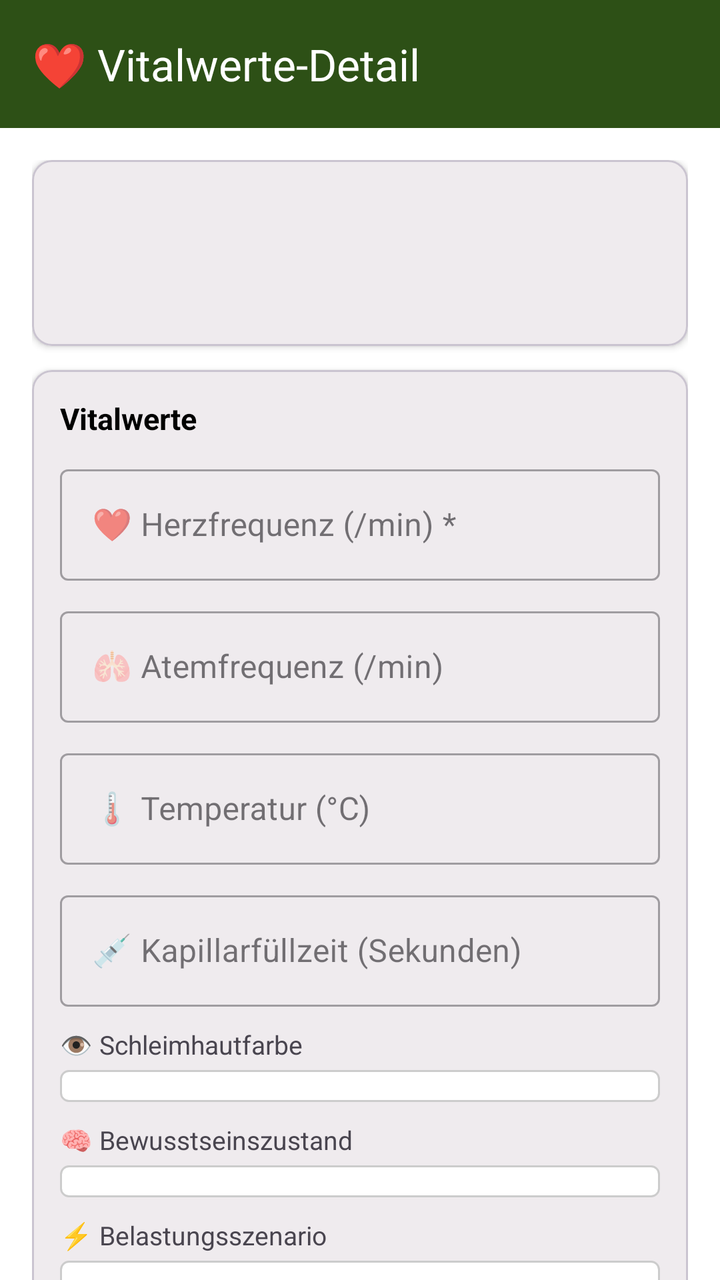
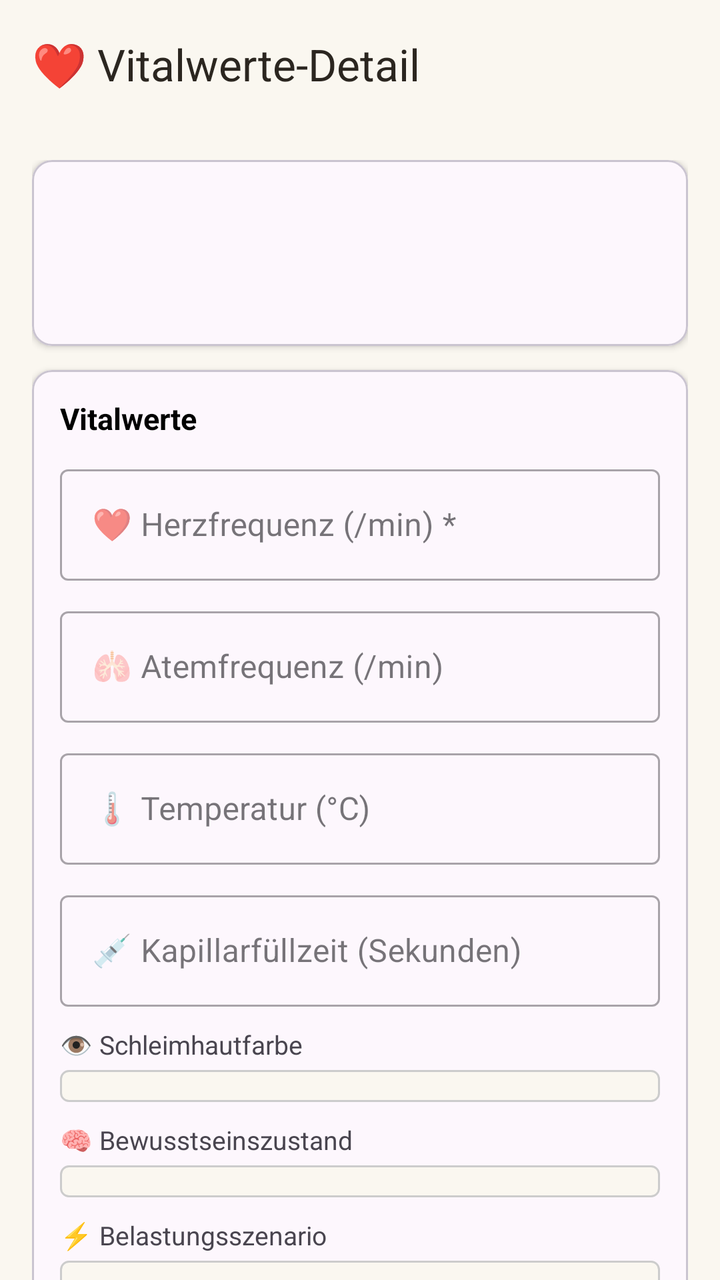

Two renders of the same Android screen: before a commit and after it. Below are the layout's source before the change and the commit's diff.
<!-- AndroidManifest.xml: activity theme Theme.HundeWildnis -->
<!-- res/layout/activity_vital_detail.xml -->
<?xml version="1.0" encoding="utf-8"?>
<androidx.coordinatorlayout.widget.CoordinatorLayout
    xmlns:android="http://schemas.android.com/apk/res/android"
    xmlns:app="http://schemas.android.com/apk/res-auto"
    android:layout_width="match_parent"
    android:layout_height="match_parent"
    android:background="?android:attr/colorBackground">

    <com.google.android.material.appbar.AppBarLayout
        android:id="@+id/appbar"
        android:layout_width="match_parent"
        android:layout_height="wrap_content"
        android:fitsSystemWindows="false">
        <androidx.appcompat.widget.Toolbar
            android:id="@+id/toolbar"
            android:layout_width="match_parent"
            android:layout_height="?attr/actionBarSize"
            android:background="#2d5016"
            app:titleTextColor="#FFFFFF"
            app:title="❤️ Vitalwerte-Detail" />
    </com.google.android.material.appbar.AppBarLayout>

    <androidx.core.widget.NestedScrollView
        android:layout_width="match_parent"
        android:layout_height="match_parent"
        app:layout_behavior="@string/appbar_scrolling_view_behavior">

        <LinearLayout
            android:layout_width="match_parent"
            android:layout_height="wrap_content"
            android:orientation="vertical"
            android:padding="16dp">

            
            <com.google.android.material.card.MaterialCardView
                android:layout_width="match_parent"
                android:layout_height="wrap_content"
                android:layout_marginBottom="12dp"
                app:cardCornerRadius="10dp"
                app:cardElevation="2dp">

                <LinearLayout
                    android:layout_width="match_parent"
                    android:layout_height="wrap_content"
                    android:orientation="vertical"
                    android:padding="14dp">

                    <TextView
                        android:id="@+id/tvDetailDog"
                        android:layout_width="match_parent"
                        android:layout_height="wrap_content"
                        android:textSize="16sp"
                        android:textStyle="bold"
                        android:textColor="?android:attr/textColorPrimary"
                        android:layout_marginBottom="4dp" />

                    <TextView
                        android:id="@+id/tvDetailDate"
                        android:layout_width="match_parent"
                        android:layout_height="wrap_content"
                        android:textSize="13sp"
                        android:textColor="?android:attr/textColorSecondary"
                        android:layout_marginBottom="4dp" />

                    <TextView
                        android:id="@+id/tvDetailScenario"
                        android:layout_width="match_parent"
                        android:layout_height="wrap_content"
                        android:textSize="13sp"
                        android:textColor="?android:attr/textColorSecondary" />

                </LinearLayout>
            </com.google.android.material.card.MaterialCardView>

            
            <com.google.android.material.card.MaterialCardView
                android:layout_width="match_parent"
                android:layout_height="wrap_content"
                android:layout_marginBottom="12dp"
                app:cardCornerRadius="10dp"
                app:cardElevation="2dp">

                <LinearLayout
                    android:layout_width="match_parent"
                    android:layout_height="wrap_content"
                    android:orientation="vertical"
                    android:padding="14dp">

                    <TextView
                        android:layout_width="match_parent"
                        android:layout_height="wrap_content"
                        android:text="Vitalwerte"
                        android:textSize="15sp"
                        android:textStyle="bold"
                        android:textColor="?android:attr/textColorPrimary"
                        android:layout_marginBottom="10dp" />

                    
                    <com.google.android.material.textfield.TextInputLayout
                        android:layout_width="match_parent"
                        android:layout_height="wrap_content"
                        android:hint="❤️ Herzfrequenz (/min) *"
                        style="@style/Widget.MaterialComponents.TextInputLayout.OutlinedBox"
                        android:layout_marginBottom="10dp">
                        <com.google.android.material.textfield.TextInputEditText
                            android:id="@+id/etDetailPulse"
                            android:layout_width="match_parent"
                            android:layout_height="wrap_content"
                            android:inputType="number"
                            android:maxLength="3" />
                    </com.google.android.material.textfield.TextInputLayout>

                    
                    <com.google.android.material.textfield.TextInputLayout
                        android:layout_width="match_parent"
                        android:layout_height="wrap_content"
                        android:hint="🫁 Atemfrequenz (/min)"
                        style="@style/Widget.MaterialComponents.TextInputLayout.OutlinedBox"
                        android:layout_marginBottom="10dp">
                        <com.google.android.material.textfield.TextInputEditText
                            android:id="@+id/etDetailResp"
                            android:layout_width="match_parent"
                            android:layout_height="wrap_content"
                            android:inputType="number"
                            android:maxLength="3" />
                    </com.google.android.material.textfield.TextInputLayout>

                    
                    <com.google.android.material.textfield.TextInputLayout
                        android:layout_width="match_parent"
                        android:layout_height="wrap_content"
                        android:hint="🌡️ Temperatur (°C)"
                        style="@style/Widget.MaterialComponents.TextInputLayout.OutlinedBox"
                        app:suffixText="°C"
                        android:layout_marginBottom="10dp">
                        <com.google.android.material.textfield.TextInputEditText
                            android:id="@+id/etDetailTemp"
                            android:layout_width="match_parent"
                            android:layout_height="wrap_content"
                            android:inputType="numberDecimal"
                            android:maxLength="4" />
                    </com.google.android.material.textfield.TextInputLayout>

                    
                    <com.google.android.material.textfield.TextInputLayout
                        android:layout_width="match_parent"
                        android:layout_height="wrap_content"
                        android:hint="💉 Kapillarfüllzeit (Sekunden)"
                        style="@style/Widget.MaterialComponents.TextInputLayout.OutlinedBox"
                        android:layout_marginBottom="10dp">
                        <com.google.android.material.textfield.TextInputEditText
                            android:id="@+id/etDetailCrt"
                            android:layout_width="match_parent"
                            android:layout_height="wrap_content"
                            android:inputType="number"
                            android:maxLength="1" />
                    </com.google.android.material.textfield.TextInputLayout>

                    
                    <TextView
                        android:layout_width="match_parent"
                        android:layout_height="wrap_content"
                        android:text="👁️ Schleimhautfarbe"
                        android:textSize="13sp"
                        android:textColor="?android:attr/textColorSecondary"
                        android:layout_marginBottom="4dp" />

                    <Spinner
                        android:id="@+id/spinnerDetailMucous"
                        android:layout_width="match_parent"
                        android:layout_height="wrap_content"
                        android:background="@drawable/spinner_background"
                        android:layout_marginBottom="10dp" />

                    
                    <TextView
                        android:layout_width="match_parent"
                        android:layout_height="wrap_content"
                        android:text="🧠 Bewusstseinszustand"
                        android:textSize="13sp"
                        android:textColor="?android:attr/textColorSecondary"
                        android:layout_marginBottom="4dp" />

                    <Spinner
                        android:id="@+id/spinnerDetailConsciousness"
                        android:layout_width="match_parent"
                        android:layout_height="wrap_content"
                        android:background="@drawable/spinner_background"
                        android:layout_marginBottom="10dp" />

                    
                    <TextView
                        android:layout_width="match_parent"
                        android:layout_height="wrap_content"
                        android:text="⚡ Belastungsszenario"
                        android:textSize="13sp"
                        android:textColor="?android:attr/textColorSecondary"
                        android:layout_marginBottom="4dp" />

                    <Spinner
                        android:id="@+id/spinnerDetailLoad"
                        android:layout_width="match_parent"
                        android:layout_height="wrap_content"
                        android:background="@drawable/spinner_background"
                        android:layout_marginBottom="10dp" />

                </LinearLayout>
            </com.google.android.material.card.MaterialCardView>

            
            <com.google.android.material.card.MaterialCardView
                android:layout_width="match_parent"
                android:layout_height="wrap_content"
                android:layout_marginBottom="12dp"
                app:cardCornerRadius="10dp"
                app:cardElevation="2dp">

                <LinearLayout
                    android:layout_width="match_parent"
                    android:layout_height="wrap_content"
                    android:orientation="vertical"
                    android:padding="14dp">

                    <TextView
                        android:layout_width="match_parent"
                        android:layout_height="wrap_content"
                        android:text="📝 Notizen"
                        android:textSize="15sp"
                        android:textStyle="bold"
                        android:textColor="?android:attr/textColorPrimary"
                        android:layout_marginBottom="8dp" />

                    <com.google.android.material.textfield.TextInputLayout
                        android:layout_width="match_parent"
                        android:layout_height="wrap_content"
                        android:hint="Beobachtungen und Kontext"
                        style="@style/Widget.MaterialComponents.TextInputLayout.OutlinedBox">
                        <com.google.android.material.textfield.TextInputEditText
                            android:id="@+id/etDetailNotes"
                            android:layout_width="match_parent"
                            android:layout_height="wrap_content"
                            android:inputType="textMultiLine"
                            android:minLines="3"
                            android:maxLines="6"
                            android:gravity="top" />
                    </com.google.android.material.textfield.TextInputLayout>

                </LinearLayout>
            </com.google.android.material.card.MaterialCardView>

            
            <com.google.android.material.button.MaterialButton
                android:id="@+id/btnDetailSave"
                android:layout_width="match_parent"
                android:layout_height="wrap_content"
                android:minHeight="52dp"
                android:text="💾 Änderungen speichern"
                android:textSize="15sp"
                android:textColor="#FFFFFF"
                app:backgroundTint="#2d5016"
                app:cornerRadius="10dp"
                android:layout_marginBottom="8dp" />

            <com.google.android.material.button.MaterialButton
                android:id="@+id/btnDetailShare"
                android:layout_width="match_parent"
                android:layout_height="wrap_content"
                android:minHeight="48dp"
                android:text="📤 Messung teilen"
                android:textSize="14sp"
                android:textColor="#2d5016"
                style="@style/Widget.MaterialComponents.Button.OutlinedButton"
                app:strokeColor="#2d5016"
                app:cornerRadius="10dp"
                android:layout_marginBottom="8dp" />

            <com.google.android.material.button.MaterialButton
                android:id="@+id/btnDetailSharePdf"
                android:layout_width="match_parent"
                android:layout_height="wrap_content"
                android:minHeight="48dp"
                android:text="📄 Als Text teilen"
                android:textSize="14sp"
                android:textColor="#2d5016"
                style="@style/Widget.MaterialComponents.Button.OutlinedButton"
                app:strokeColor="#2d5016"
                app:cornerRadius="10dp"
                android:layout_marginBottom="16dp" />

        </LinearLayout>
    </androidx.core.widget.NestedScrollView>

</androidx.coordinatorlayout.widget.CoordinatorLayout>
<!-- resources referenced by this layout -->
<resources>
  <style name="Theme.HundeWildnis" parent="Base.Theme.HundeWildnis" />
  <style name="Base.Theme.HundeWildnis" parent="Theme.Material3.Light.NoActionBar">
          
          <item name="materialButtonStyle">@style/Widget.App.Button</item>
  
          <item name="colorPrimary">#2d5016</item>
          <item name="colorPrimaryVariant">#1a3009</item>
          <item name="colorOnPrimary">#FFFFFF</item>
          <item name="colorSecondary">#6b8e4e</item>
          <item name="colorSecondaryVariant">#4a6135</item>
          <item name="colorOnSecondary">#000000</item>
          <item name="android:statusBarColor">@android:color/transparent</item>
          <item name="android:navigationBarColor">@android:color/transparent</item>
          <item name="android:windowDrawsSystemBarBackgrounds">true</item>
          <item name="android:windowLightStatusBar">true</item>
          <item name="android:windowLightNavigationBar" tools:targetApi="27">true</item>
          <item name="android:enforceNavigationBarContrast" tools:targetApi="q">false</item>
          <item name="android:enforceStatusBarContrast" tools:targetApi="q">false</item>
  
          
          <item name="colorAccent">#2d5016</item>
          <item name="android:textColorPrimary">#000000</item>
  
          
          <item name="materialAlertDialogTheme">@style/AlertDialogTheme</item>
          <item name="alertDialogTheme">@style/AlertDialogTheme</item>
  
          
          <item name="actionMenuTextColor">#FFFFFF</item>
          <item name="actionOverflowButtonStyle">@style/Widget.App.Overflow</item>
  
          
          <item name="android:windowBackground">#FFFFFF</item>
          <item name="android:colorBackground">#FFFFFF</item>
      </style>
  <style name="Widget.App.Overflow" parent="Widget.AppCompat.ActionButton.Overflow">
          <item name="android:src">@drawable/ic_menu_hamburger</item>
      </style>
  <dimen name="text_button_large">20sp</dimen>
  <style name="DialogButtonStyle.Light" parent="Widget.Material3.Button.TextButton.Dialog">
          
          <item name="android:textColor">#2d5016</item>
  
          
          <item name="android:textSize">13sp</item>
          <item name="android:textAllCaps">false</item>
          <item name="android:maxLines">2</item>
          <item name="android:singleLine">false</item>
          <item name="android:ellipsize">none</item>
          <item name="autoSizeTextType">uniform</item>
          <item name="autoSizeMinTextSize">10sp</item>
          <item name="autoSizeMaxTextSize">16sp</item>
  
          
          <item name="android:paddingStart">2dp</item>
          <item name="android:paddingEnd">2dp</item>
          <item name="android:minWidth">0dp</item>
          <item name="android:insetLeft">0dp</item>
          <item name="android:insetRight">0dp</item>
          <item name="android:insetTop">0dp</item>
          <item name="android:insetBottom">0dp</item>
  
          
          <item name="backgroundTint">@android:color/transparent</item>
  
          
          <item name="rippleColor">#332d5016</item>
      </style>
  <style name="Widget.App.ButtonBar" parent="Widget.AppCompat.ButtonBar.AlertDialog">
          <item name="android:padding">0dp</item>
      </style>
  <!-- drawable ic_menu_hamburger (drawable) -->
  <vector xmlns:android="http://schemas.android.com/apk/res/android"
      android:width="24dp"
      android:height="24dp"
      android:viewportWidth="24"
      android:viewportHeight="24">
      <path
          android:fillColor="#FFFFFF"
          android:pathData="M3,18h18v-2H3V18z M3,13h18v-2H3V13z M3,6v2h18V6H3z" />
  </vector>
  <!-- unchanged entries left out for length: 3 -->
</resources>

<!-- the commit's change to res/layout/activity_vital_detail.xml (unified diff, before → after) -->
@@ -15,8 +15,8 @@
             android:id="@+id/toolbar"
             android:layout_width="match_parent"
             android:layout_height="?attr/actionBarSize"
-            android:background="#2d5016"
-            app:titleTextColor="#FFFFFF"
+            android:background="?attr/colorPrimary"
+            app:titleTextColor="?attr/colorOnPrimary"
             app:title="❤️ Vitalwerte-Detail" />
     </com.google.android.material.appbar.AppBarLayout>
 
<!-- resource entries referenced after the edit -->
@@ -5,14 +5,12 @@
           
           <item name="materialButtonStyle">@style/Widget.App.Button</item>
   
-          <item name="colorPrimary">#2d5016</item>
-          <item name="colorPrimaryVariant">#1a3009</item>
-          <item name="colorOnPrimary">#FFFFFF</item>
-          <item name="colorSecondary">#6b8e4e</item>
-          <item name="colorSecondaryVariant">#4a6135</item>
-          <item name="colorOnSecondary">#000000</item>
-          <item name="android:statusBarColor">@android:color/transparent</item>
-          <item name="android:navigationBarColor">@android:color/transparent</item>
+          <item name="colorPrimary">@color/rd_bg_light</item>
+          <item name="colorOnPrimary">@color/rd_text_primary_light</item>
+          <item name="colorSecondary">@color/rd_group2_accent_light</item>
+          <item name="colorOnSecondary">#FFFFFF</item>
+          <item name="android:statusBarColor">@color/rd_bg_light</item>
+          <item name="android:navigationBarColor">@color/rd_bg_light</item>
           <item name="android:windowDrawsSystemBarBackgrounds">true</item>
           <item name="android:windowLightStatusBar">true</item>
           <item name="android:windowLightNavigationBar" tools:targetApi="27">true</item>
@@ -20,7 +18,7 @@
           <item name="android:enforceStatusBarContrast" tools:targetApi="q">false</item>
   
           
-          <item name="colorAccent">#2d5016</item>
+          <item name="colorAccent">@color/rd_group2_accent_light</item>
           <item name="android:textColorPrimary">#000000</item>
   
           
@@ -28,20 +26,23 @@
           <item name="alertDialogTheme">@style/AlertDialogTheme</item>
   
           
-          <item name="actionMenuTextColor">#FFFFFF</item>
+          <item name="actionMenuTextColor">@color/rd_text_primary_light</item>
           <item name="actionOverflowButtonStyle">@style/Widget.App.Overflow</item>
   
           
-          <item name="android:windowBackground">#FFFFFF</item>
-          <item name="android:colorBackground">#FFFFFF</item>
+          <item name="android:windowBackground">@color/rd_bg_light</item>
+          <item name="android:colorBackground">@color/rd_bg_light</item>
       </style>
+  <color name="rd_bg_light">#FAF7F0</color>
+  <color name="rd_text_primary_light">#2B2620</color>
+  <color name="rd_group2_accent_light">#8A7A1F</color>
   <style name="Widget.App.Overflow" parent="Widget.AppCompat.ActionButton.Overflow">
           <item name="android:src">@drawable/ic_menu_hamburger</item>
       </style>
   <dimen name="text_button_large">20sp</dimen>
   <style name="DialogButtonStyle.Light" parent="Widget.Material3.Button.TextButton.Dialog">
           
-          <item name="android:textColor">#2d5016</item>
+          <item name="android:textColor">?attr/colorSecondary</item>
   
           
           <item name="android:textSize">13sp</item>
